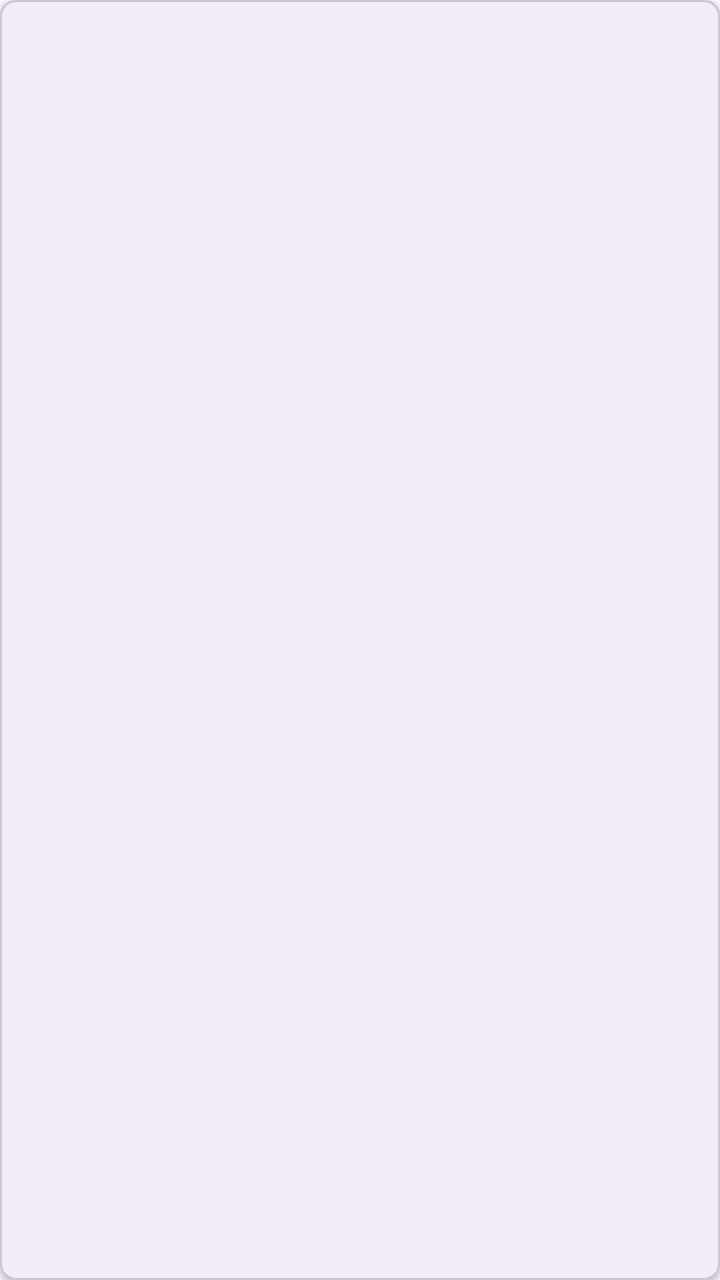
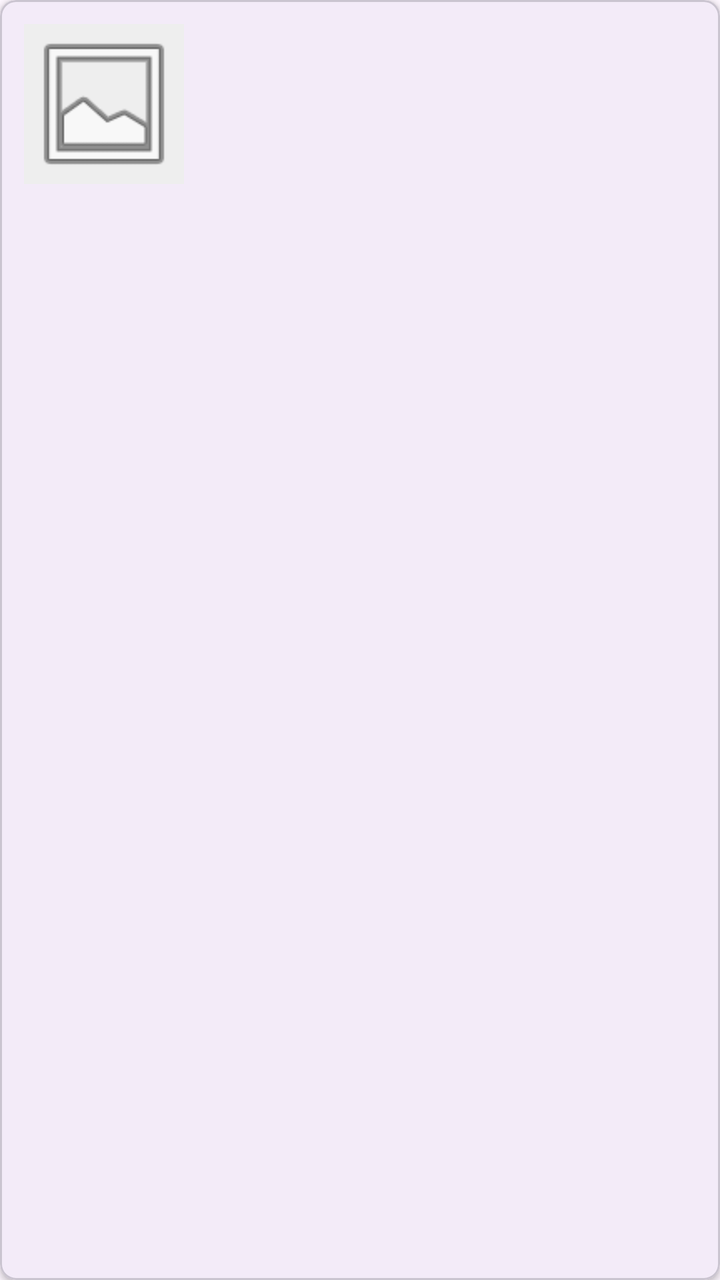

Two renders of the same Android screen: before a commit and after it. Below are the layout's source before the change and the commit's diff.
<!-- AndroidManifest.xml: application theme Theme.CollectorsTrackingApp -->
<!-- res/layout/item_collectible.xml -->
<?xml version="1.0" encoding="utf-8"?>
<com.google.android.material.card.MaterialCardView xmlns:android="http://schemas.android.com/apk/res/android"
    xmlns:app="http://schemas.android.com/apk/res-auto"
    android:layout_width="match_parent"
    android:layout_height="wrap_content"
    android:layout_marginHorizontal="16dp"
    android:layout_marginVertical="8dp"
    app:cardElevation="2dp"
    app:cardCornerRadius="8dp">

    <androidx.constraintlayout.widget.ConstraintLayout
        android:layout_width="match_parent"
        android:layout_height="wrap_content"
        android:padding="16dp">

        <TextView
            android:id="@+id/textViewName"
            android:layout_width="0dp"
            android:layout_height="wrap_content"
            android:textSize="18sp"
            android:textStyle="bold"
            app:layout_constraintEnd_toEndOf="parent"
            app:layout_constraintStart_toStartOf="parent"
            app:layout_constraintTop_toTopOf="parent" />

        <TextView
            android:id="@+id/textViewCategory"
            android:layout_width="wrap_content"
            android:layout_height="wrap_content"
            android:layout_marginTop="4dp"
            android:textColor="?attr/colorPrimary"
            android:textSize="14sp"
            app:layout_constraintStart_toStartOf="parent"
            app:layout_constraintTop_toBottomOf="@id/textViewName" />

        <TextView
            android:id="@+id/textViewDescription"
            android:layout_width="0dp"
            android:layout_height="wrap_content"
            android:layout_marginTop="8dp"
            android:ellipsize="end"
            android:maxLines="2"
            android:textSize="14sp"
            app:layout_constraintEnd_toEndOf="parent"
            app:layout_constraintStart_toStartOf="parent"
            app:layout_constraintTop_toBottomOf="@id/textViewCategory" />

    </androidx.constraintlayout.widget.ConstraintLayout>
</com.google.android.material.card.MaterialCardView>
<!-- resources referenced by this layout -->
<resources>
  <style name="Theme.CollectorsTrackingApp" parent="Base.Theme.CollectorsTrackingApp" />
  <style name="Base.Theme.CollectorsTrackingApp" parent="Theme.Material3.DayNight.NoActionBar">
          
          
      </style>
</resources>

<!-- the commit's change to res/layout/item_collectible.xml (unified diff, before → after) -->
@@ -3,7 +3,7 @@
     xmlns:app="http://schemas.android.com/apk/res-auto"
     android:layout_width="match_parent"
     android:layout_height="wrap_content"
-    android:layout_marginHorizontal="16dp"
+    android:layout_marginHorizontal="8dp"
     android:layout_marginVertical="8dp"
     app:cardElevation="2dp"
     app:cardCornerRadius="8dp">
@@ -11,38 +11,51 @@
     <androidx.constraintlayout.widget.ConstraintLayout
         android:layout_width="match_parent"
         android:layout_height="wrap_content"
-        android:padding="16dp">
+        android:padding="12dp">
+
+        <ImageView
+            android:id="@+id/imageViewCollectible"
+            android:layout_width="80dp"
+            android:layout_height="80dp"
+            android:scaleType="centerCrop"
+            android:src="@android:drawable/ic_menu_gallery"
+            app:layout_constraintStart_toStartOf="parent"
+            app:layout_constraintTop_toTopOf="parent"
+            android:background="#EEEEEE" />
 
         <TextView
             android:id="@+id/textViewName"
             android:layout_width="0dp"
             android:layout_height="wrap_content"
-            android:textSize="18sp"
+            android:layout_marginStart="12dp"
+            android:textSize="16sp"
             android:textStyle="bold"
             app:layout_constraintEnd_toEndOf="parent"
-            app:layout_constraintStart_toStartOf="parent"
+            app:layout_constraintStart_toEndOf="@id/imageViewCollectible"
             app:layout_constraintTop_toTopOf="parent" />
 
         <TextView
             android:id="@+id/textViewCategory"
             android:layout_width="wrap_content"
             android:layout_height="wrap_content"
-            android:layout_marginTop="4dp"
+            android:layout_marginStart="12dp"
+            android:layout_marginTop="2dp"
             android:textColor="?attr/colorPrimary"
-            android:textSize="14sp"
-            app:layout_constraintStart_toStartOf="parent"
+            android:textSize="13sp"
+            app:layout_constraintStart_toEndOf="@id/imageViewCollectible"
             app:layout_constraintTop_toBottomOf="@id/textViewName" />
 
         <TextView
             android:id="@+id/textViewDescription"
             android:layout_width="0dp"
             android:layout_height="wrap_content"
-            android:layout_marginTop="8dp"
+            android:layout_marginStart="12dp"
+            android:layout_marginTop="4dp"
             android:ellipsize="end"
             android:maxLines="2"
-            android:textSize="14sp"
+            android:textSize="13sp"
             app:layout_constraintEnd_toEndOf="parent"
-            app:layout_constraintStart_toStartOf="parent"
+            app:layout_constraintStart_toEndOf="@id/imageViewCollectible"
             app:layout_constraintTop_toBottomOf="@id/textViewCategory" />
 
     </androidx.constraintlayout.widget.ConstraintLayout>
